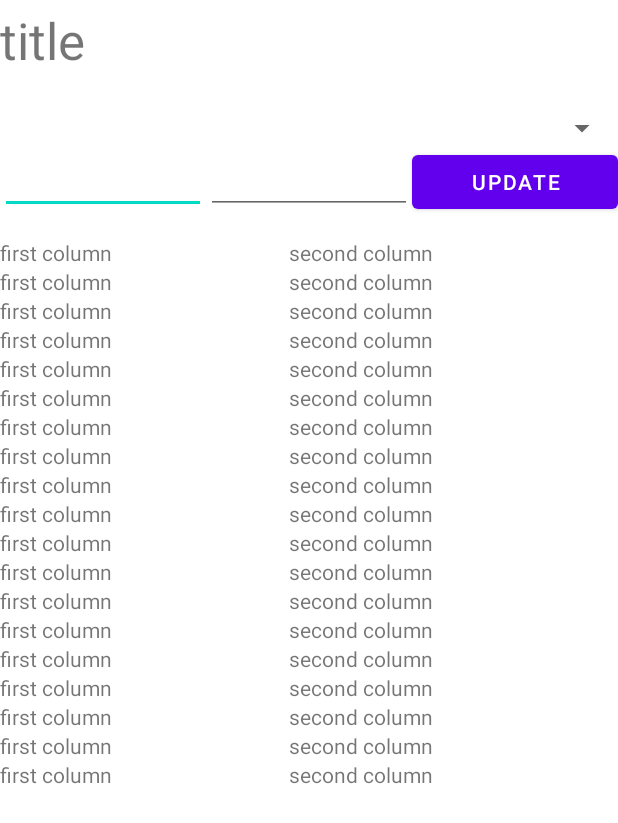
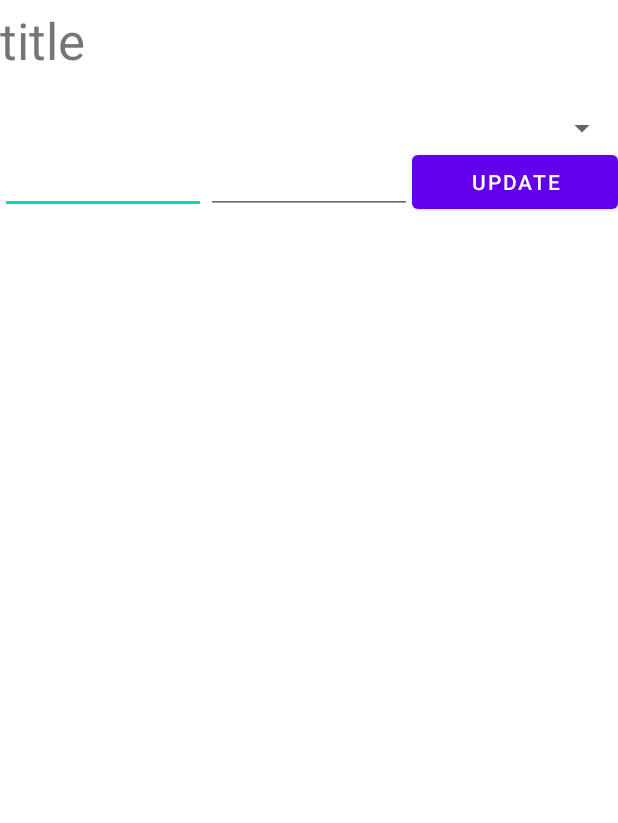
Before and after one commit to wekkes123/FitnessApp, an Android app: the layout activity_exercise.xml on its own in the app's theme, with its tools: preview values and no code run, on a phone screen of 412 x 824 dp. Shown: the top 823 px of the screen. Run offline under Robolectric (Android 15) with nearby library versions, the phone set to English and light mode, and no system bars; network calls fail.

Commit message:
filltables kinda done

```diff
--- a/app/src/main/java/be/kuleuven/fitnessapp/classes/ActivityC/Exercise.java
+++ b/app/src/main/java/be/kuleuven/fitnessapp/classes/ActivityC/Exercise.java
@@ -185,9 +185,9 @@ public class Exercise extends AppCompatActivity implements
             case "Heavy Lifting":{
                 String reps = RespObj.getString("Reps");
                 tv1 = (TextView) findViewById(R.id.one_one);
-                tv1.setText("total");
+                tv1.setText("weight");
                 tv1 = (TextView) findViewById(R.id.one_two);
-                tv1.setText("amount " + reps);
+                tv1.setText("reps");
                 break;
             }
             case "Calisthenics":{
--- a/app/src/main/res/layout/activity_exercise.xml
+++ b/app/src/main/res/layout/activity_exercise.xml
@@ -50,14 +50,14 @@
                     android:layout_width="match_parent"
                     android:layout_height="wrap_content"
                     android:layout_weight="1"
-                    android:text="first column \t" />
+                    android:text="\t" />
 
                 <TextView
                     android:id="@+id/one_two"
                     android:layout_width="match_parent"
                     android:layout_height="wrap_content"
                     android:layout_weight="1"
-                    android:text="second column \t" />
+                    android:text="\t" />
 
             </TableRow>
 
@@ -68,14 +68,14 @@
                     android:layout_width="match_parent"
                     android:layout_height="wrap_content"
                     android:layout_weight="1"
-                    android:text="first column \t" />
+                    android:text="\t" />
 
                 <TextView
                     android:id="@+id/two_two"
                     android:layout_width="match_parent"
                     android:layout_height="wrap_content"
                     android:layout_weight="1"
-                    android:text="second column \t" />
+                    android:text="\t" />
 
             </TableRow>
 
@@ -86,14 +86,14 @@
                     android:layout_width="match_parent"
                     android:layout_height="wrap_content"
                     android:layout_weight="1"
-                    android:text="first column \t" />
+                    android:text="\t" />
 
                 <TextView
                     android:id="@+id/three_two"
                     android:layout_width="match_parent"
                     android:layout_height="wrap_content"
                     android:layout_weight="1"
-                    android:text="second column \t" />
+                    android:text="\t" />
 
             </TableRow>
 
@@ -104,14 +104,14 @@
                     android:layout_width="match_parent"
                     android:layout_height="wrap_content"
                     android:layout_weight="1"
-                    android:text="first column \t" />
+                    android:text="\t" />
 
                 <TextView
                     android:id="@+id/four_two"
                     android:layout_width="match_parent"
                     android:layout_height="wrap_content"
                     android:layout_weight="1"
-                    android:text="second column \t" />
+                    android:text="\t" />
 
             </TableRow>
 
@@ -122,14 +122,14 @@
                     android:layout_width="match_parent"
                     android:layout_height="wrap_content"
                     android:layout_weight="1"
-                    android:text="first column \t" />
+                    android:text="\t" />
 
                 <TextView
                     android:id="@+id/five_two"
                     android:layout_width="match_parent"
                     android:layout_height="wrap_content"
                     android:layout_weight="1"
-                    android:text="second column \t" />
+                    android:text="\t" />
 
             </TableRow>
 
@@ -141,14 +141,14 @@
                     android:layout_width="match_parent"
                     android:layout_height="wrap_content"
                     android:layout_weight="1"
-                    android:text="first column \t" />
+                    android:text="\t" />
 
                 <TextView
                     android:id="@+id/six_two"
                     android:layout_width="match_parent"
                     android:layout_height="wrap_content"
                     android:layout_weight="1"
-                    android:text="second column \t" />
+                    android:text="\t" />
 
             </TableRow>
 
@@ -159,14 +159,14 @@
                     android:layout_width="match_parent"
                     android:layout_height="wrap_content"
                     android:layout_weight="1"
-                    android:text="first column \t" />
+                    android:text="\t" />
 
                 <TextView
                     android:id="@+id/seven_two"
                     android:layout_width="match_parent"
                     android:layout_height="wrap_content"
                     android:layout_weight="1"
-                    android:text="second column \t" />
+                    android:text="\t" />
 
             </TableRow>
 
@@ -177,14 +177,14 @@
                     android:layout_width="match_parent"
                     android:layout_height="wrap_content"
                     android:layout_weight="1"
-                    android:text="first column \t" />
+                    android:text="\t" />
 
                 <TextView
                     android:id="@+id/eight_two"
                     android:layout_width="match_parent"
                     android:layout_height="wrap_content"
                     android:layout_weight="1"
-                    android:text="second column \t" />
+                    android:text="\t" />
 
             </TableRow>
 
@@ -195,14 +195,14 @@
                     android:layout_width="match_parent"
                     android:layout_height="wrap_content"
                     android:layout_weight="1"
-                    android:text="first column \t" />
+                    android:text="\t" />
 
                 <TextView
                     android:id="@+id/ten_two"
                     android:layout_width="match_parent"
                     android:layout_height="wrap_content"
                     android:layout_weight="1"
-                    android:text="second column \t" />
+                    android:text="\t" />
 
             </TableRow>
 
@@ -213,14 +213,14 @@
                     android:layout_width="match_parent"
                     android:layout_height="wrap_content"
                     android:layout_weight="1"
-                    android:text="first column \t" />
+                    android:text="\t" />
 
                 <TextView
                     android:id="@+id/eleven_two"
                     android:layout_width="match_parent"
                     android:layout_height="wrap_content"
                     android:layout_weight="1"
-                    android:text="second column \t" />
+                    android:text="\t" />
 
             </TableRow>
 
@@ -231,14 +231,14 @@
                     android:layout_width="match_parent"
                     android:layout_height="wrap_content"
                     android:layout_weight="1"
-                    android:text="first column \t" />
+                    android:text="\t" />
 
                 <TextView
                     android:id="@+id/twelve_two"
                     android:layout_width="match_parent"
                     android:layout_height="wrap_content"
                     android:layout_weight="1"
-                    android:text="second column \t" />
+                    android:text="\t" />
 
             </TableRow>
 
@@ -249,14 +249,14 @@
                     android:layout_width="match_parent"
                     android:layout_height="wrap_content"
                     android:layout_weight="1"
-                    android:text="first column \t" />
+                    android:text="\t" />
 
                 <TextView
                     android:id="@+id/thirtheen_two"
                     android:layout_width="match_parent"
                     android:layout_height="wrap_content"
                     android:layout_weight="1"
-                    android:text="second column \t" />
+                    android:text="\t" />
 
             </TableRow>
 
@@ -267,14 +267,14 @@
                     android:layout_width="match_parent"
                     android:layout_height="wrap_content"
                     android:layout_weight="1"
-                    android:text="first column \t" />
+                    android:text="\t" />
 
                 <TextView
                     android:id="@+id/fourtheen_two"
                     android:layout_width="match_parent"
                     android:layout_height="wrap_content"
                     android:layout_weight="1"
-                    android:text="second column \t" />
+                    android:text="\t" />
 
             </TableRow>
 
@@ -285,14 +285,14 @@
                     android:layout_width="match_parent"
                     android:layout_height="wrap_content"
                     android:layout_weight="1"
-                    android:text="first column \t" />
+                    android:text="\t" />
 
                 <TextView
                     android:id="@+id/fiftheen_two"
                     android:layout_width="match_parent"
                     android:layout_height="wrap_content"
                     android:layout_weight="1"
-                    android:text="second column \t" />
+                    android:text="\t" />
 
             </TableRow>
 
@@ -303,14 +303,14 @@
                     android:layout_width="match_parent"
                     android:layout_height="wrap_content"
                     android:layout_weight="1"
-                    android:text="first column \t" />
+                    android:text="\t" />
 
                 <TextView
                     android:id="@+id/sixteen_two"
                     android:layout_width="match_parent"
                     android:layout_height="wrap_content"
                     android:layout_weight="1"
-                    android:text="second column \t" />
+                    android:text="\t" />
 
             </TableRow>
 
@@ -321,14 +321,14 @@
                     android:layout_width="match_parent"
                     android:layout_height="wrap_content"
                     android:layout_weight="1"
-                    android:text="first column \t" />
+                    android:text="\t" />
 
                 <TextView
                     android:id="@+id/seventeen_two"
                     android:layout_width="match_parent"
                     android:layout_height="wrap_content"
                     android:layout_weight="1"
-                    android:text="second column \t" />
+                    android:text="\t" />
 
             </TableRow>
 
@@ -339,14 +339,14 @@
                     android:layout_width="match_parent"
                     android:layout_height="wrap_content"
                     android:layout_weight="1"
-                    android:text="first column \t" />
+                    android:text="\t" />
 
                 <TextView
                     android:id="@+id/eighteen_two"
                     android:layout_width="match_parent"
                     android:layout_height="wrap_content"
                     android:layout_weight="1"
-                    android:text="second column \t" />
+                    android:text="\t" />
 
             </TableRow>
 
@@ -357,14 +357,14 @@
                     android:layout_width="match_parent"
                     android:layout_height="wrap_content"
                     android:layout_weight="1"
-                    android:text="first column \t" />
+                    android:text="\t" />
 
                 <TextView
                     android:id="@+id/nineteen_two"
                     android:layout_width="match_parent"
                     android:layout_height="wrap_content"
                     android:layout_weight="1"
-                    android:text="second column \t" />
+                    android:text="\t" />
 
             </TableRow>
 
@@ -375,14 +375,14 @@
                     android:layout_width="match_parent"
                     android:layout_height="wrap_content"
                     android:layout_weight="1"
-                    android:text="first column \t" />
+                    android:text="\t" />
 
                 <TextView
                     android:id="@+id/twenty_two"
                     android:layout_width="match_parent"
                     android:layout_height="wrap_content"
                     android:layout_weight="1"
-                    android:text="second column \t" />
+                    android:text="\t" />
 
             </TableRow>
 
```
